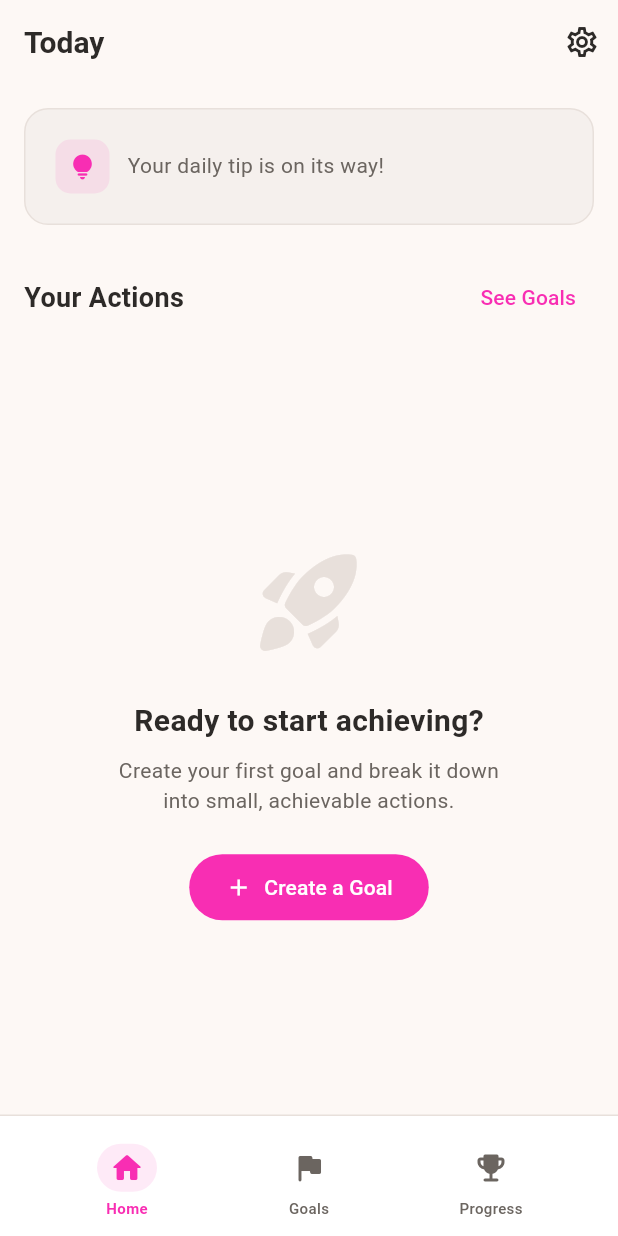
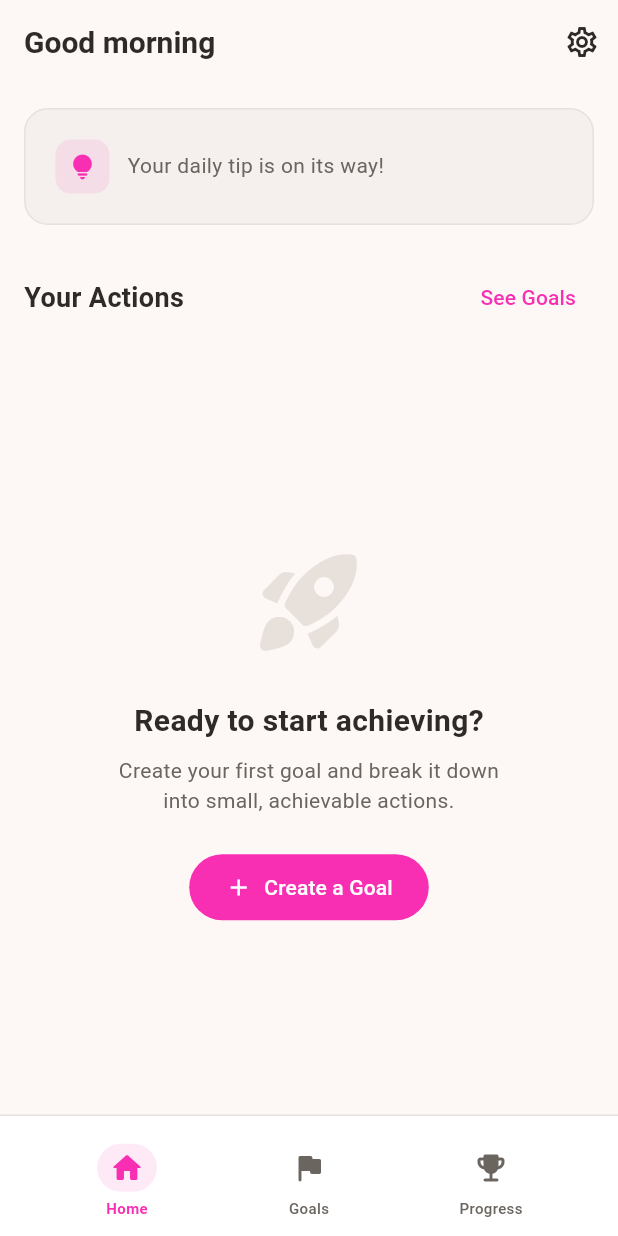
Before and after one commit to sixtusagbo/aspire, a Flutter app: the HomeScreen screen opened by its route, on a phone screen of 412 x 824 dp. Run offline on Flutter 3.47's test engine with Material 3 defaults, Android fonts, the phone set to English and light mode, and no system bars; drawn by our look-alikes of toastification, upgrader; our stand-ins replace cloud_firestore, cloud_functions, confetti, dart_mappable, firebase_auth, firebase_core and 13 more; missing offline and left inert: purchases_flutter; accounts and stored records are empty; generated files the repository leaves out were written again.

Commit message:
Add personalized greeting on home screen and account edit in settings

```diff
--- a/lib/features/home/home_screen.dart
+++ b/lib/features/home/home_screen.dart
@@ -53,9 +53,12 @@ class HomeScreen extends HookConsumerWidget {
       }
     }
 
+    final userName = authService.currentUser?.displayName?.split(' ').first;
+    final greeting = _getGreeting(userName);
+
     return Scaffold(
       appBar: AppBar(
-        title: const Text('Today'),
+        title: Text(greeting),
         actions: [
           IconButton(
             icon: const Icon(Icons.settings_outlined),
@@ -547,3 +550,21 @@ class _EmptyState extends StatelessWidget {
     );
   }
 }
+
+String _getGreeting(String? name) {
+  final hour = DateTime.now().hour;
+  String timeGreeting;
+
+  if (hour < 12) {
+    timeGreeting = 'Good morning';
+  } else if (hour < 17) {
+    timeGreeting = 'Good afternoon';
+  } else {
+    timeGreeting = 'Good evening';
+  }
+
+  if (name != null && name.isNotEmpty) {
+    return '$timeGreeting, $name';
+  }
+  return timeGreeting;
+}
```
Also changed, not shown: lib/features/settings/settings_screen.dart (+76 -4 lines).
